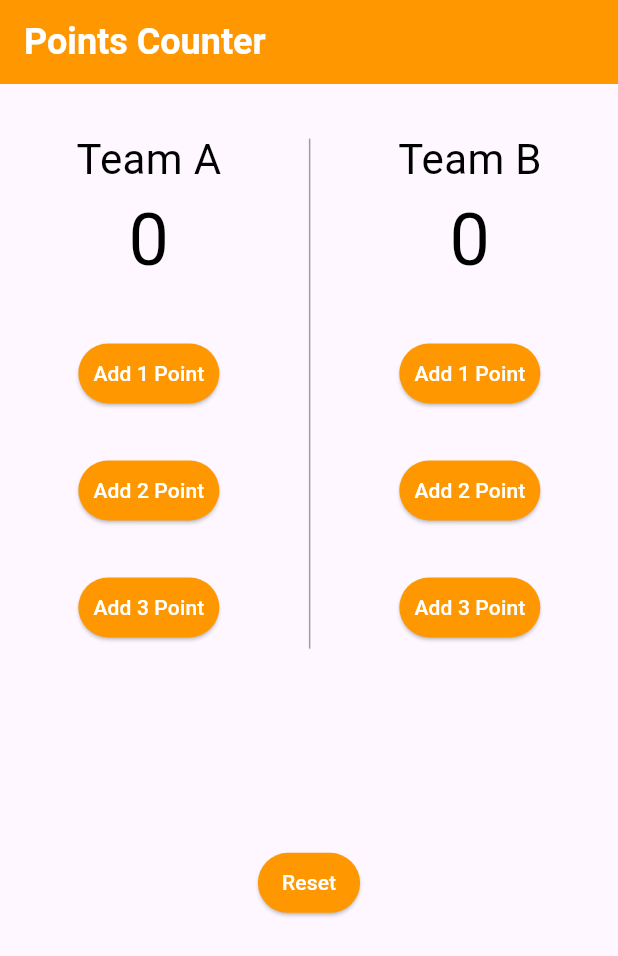
After one commit to AnasShehata1/basketball_counter_app, a Flutter app: the screen it shows after launch, on a phone screen of 412 x 824 dp. The commit adds this screen. Shown: the top 956 px of the screen. Run offline on Flutter 3.47's test engine with Material 3 defaults, Android fonts, the phone set to English and light mode, and no system bars; our stand-ins replace flutter_bloc.

Commit message:
refactor code easy to read

```diff
--- a/lib/main.dart
+++ b/lib/main.dart
@@ -2,7 +2,7 @@ import 'package:basketball_points_counter/cubits/counter_cubit.dart';
 import 'package:flutter/material.dart';
 import 'package:flutter_bloc/flutter_bloc.dart';
 
-import 'Screens/home_page.dart';
+import 'views/home_page.dart';
 
 void main() {
   runApp(const BasketballApp());
--- /dev/null
+++ b/lib/views/home_page.dart
@@ -0,0 +1,36 @@
+import 'package:basketball_points_counter/cubits/counter_cubit.dart';
+import 'package:basketball_points_counter/cubits/counter_states.dart';
+import 'package:basketball_points_counter/widgets/add_point_button.dart';
+import 'package:basketball_points_counter/widgets/custom_text.dart';
+import 'package:basketball_points_counter/widgets/points_counter_body.dart';
+import 'package:basketball_points_counter/widgets/reset_points_button.dart';
+import 'package:flutter/material.dart';
+import 'package:flutter_bloc/flutter_bloc.dart';
+
+class HomePage extends StatelessWidget {
+  const HomePage({super.key});
+
+  @override
+  Widget build(BuildContext context) {
+    return BlocConsumer<CounterCubit, CounterState>(
+      listener: (context, state) {},
+      builder: (context, state) {
+        int teamAPoints = BlocProvider.of<CounterCubit>(context).teamAPoints;
+        int teamBPoints = BlocProvider.of<CounterCubit>(context).teamBPoints;
+        return Scaffold(
+          appBar: AppBar(
+            backgroundColor: Colors.orange,
+            title: const Text(
+              'Points Counter',
+              style: TextStyle(
+                  color: Colors.white,
+                  fontSize: 24,
+                  fontWeight: FontWeight.bold),
+            ),
+          ),
+          body: PointsCounterBody(teamAPoints: teamAPoints, teamBPoints: teamBPoints),
+        );
+      },
+    );
+  }
+}
--- /dev/null
+++ b/lib/widgets/add_point_button.dart
@@ -0,0 +1,27 @@
+import 'package:basketball_points_counter/cubits/counter_cubit.dart';
+import 'package:flutter/material.dart';
+import 'package:flutter_bloc/flutter_bloc.dart';
+
+class AddPointButton extends StatelessWidget {
+  const AddPointButton({
+    super.key,
+    required this.team,
+    required this.points,
+  });
+  final String team;
+  final int points;
+  @override
+  Widget build(BuildContext context) {
+    return ElevatedButton(
+      onPressed: () {
+        BlocProvider.of<CounterCubit>(context)
+            .teamIncement(team: team, points: points);
+      },
+      style: ElevatedButton.styleFrom(
+          backgroundColor: Colors.orange,
+          foregroundColor: Colors.white,
+          padding: const EdgeInsets.all(10)),
+      child: Text('Add $points Point'),
+    );
+  }
+}
--- /dev/null
+++ b/lib/widgets/custom_text.dart
@@ -0,0 +1,17 @@
+
+import 'package:flutter/material.dart';
+
+class CustomText extends StatelessWidget {
+  const CustomText({
+    super.key,
+    required this.team,
+  });
+  final String team;
+  @override
+  Widget build(BuildContext context) {
+    return Text(
+      'Team $team',
+      style: const TextStyle(color: Colors.black, fontSize: 28),
+    );
+  }
+}
--- /dev/null
+++ b/lib/widgets/points_counter_body.dart
@@ -0,0 +1,46 @@
+import 'package:basketball_points_counter/widgets/reset_points_button.dart';
+import 'package:basketball_points_counter/widgets/team_column.dart';
+import 'package:flutter/material.dart';
+
+class PointsCounterBody extends StatelessWidget {
+  const PointsCounterBody({
+    super.key,
+    required this.teamAPoints,
+    required this.teamBPoints,
+  });
+
+  final int teamAPoints;
+  final int teamBPoints;
+
+  @override
+  Widget build(BuildContext context) {
+    return Column(
+      mainAxisAlignment: MainAxisAlignment.center,
+      children: [
+        const Spacer(flex: 1),
+        Row(
+          mainAxisAlignment: MainAxisAlignment.spaceEvenly,
+          children: [
+            TeamColumn(team: 'A', teamPoints: teamAPoints),
+            const SizedBox(
+              height: 350,
+              child: VerticalDivider(
+                color: Colors.grey,
+                thickness: 1,
+                indent: 10,
+              ),
+            ),
+            TeamColumn(team: 'B', teamPoints: teamBPoints),
+          ],
+        ),
+        const Spacer(
+          flex: 5,
+        ),
+        const ResetPointsButton(),
+        const Spacer(
+          flex: 8,
+        ),
+      ],
+    );
+  }
+}
--- /dev/null
+++ b/lib/widgets/reset_points_button.dart
@@ -0,0 +1,29 @@
+
+import 'package:basketball_points_counter/cubits/counter_cubit.dart';
+import 'package:flutter/material.dart';
+import 'package:flutter_bloc/flutter_bloc.dart';
+
+class ResetPointsButton extends StatelessWidget {
+  const ResetPointsButton({
+    super.key,
+  });
+
+  @override
+  Widget build(BuildContext context) {
+    return ElevatedButton(
+      onPressed: () {
+        BlocProvider.of<CounterCubit>(context).teamPointerReset();
+        BlocProvider.of<CounterCubit>(context)
+            .teamIncement(team: 'A', points: 0);
+        BlocProvider.of<CounterCubit>(context)
+            .teamIncement(team: 'B', points: 0);
+      },
+      style: ElevatedButton.styleFrom(
+          backgroundColor: Colors.orange,
+          foregroundColor: Colors.white,
+          padding: const EdgeInsets.symmetric(
+              horizontal: 16, vertical: 10)),
+      child: const Text('Reset'),
+    );
+  }
+}
--- /dev/null
+++ b/lib/widgets/team_column.dart
@@ -0,0 +1,35 @@
+
+import 'package:basketball_points_counter/widgets/add_point_button.dart';
+import 'package:basketball_points_counter/widgets/custom_text.dart';
+import 'package:flutter/material.dart';
+
+class TeamColumn extends StatelessWidget {
+  const TeamColumn({
+    super.key,
+    required this.teamPoints,
+    required this.team,
+  });
+
+  final int teamPoints;
+  final String team;
+
+  @override
+  Widget build(BuildContext context) {
+    return Column(
+      crossAxisAlignment: CrossAxisAlignment.center,
+      children: [
+        CustomText(team: team),
+        Text(
+          '$teamPoints',
+          style: const TextStyle(color: Colors.black, fontSize: 48),
+        ),
+        const SizedBox(height: 30),
+        AddPointButton(team: team, points: 1),
+        const SizedBox(height: 30),
+        AddPointButton(team: team, points: 2),
+        const SizedBox(height: 30),
+        AddPointButton(team: team, points: 3)
+      ],
+    );
+  }
+}
```
Also changed, not shown: lib/Screens/home_page.dart (deleted, +0 -184 lines), pubspec.lock, 1 other file.
